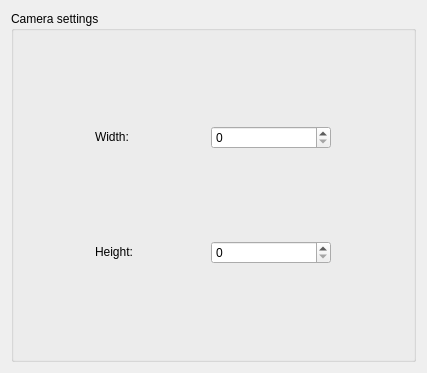
Above: src/gui/QTRehaZenterGUI_Preferences.ui from tolgasaglik/rehabilitation_framework before the change. Below: the same form after it.
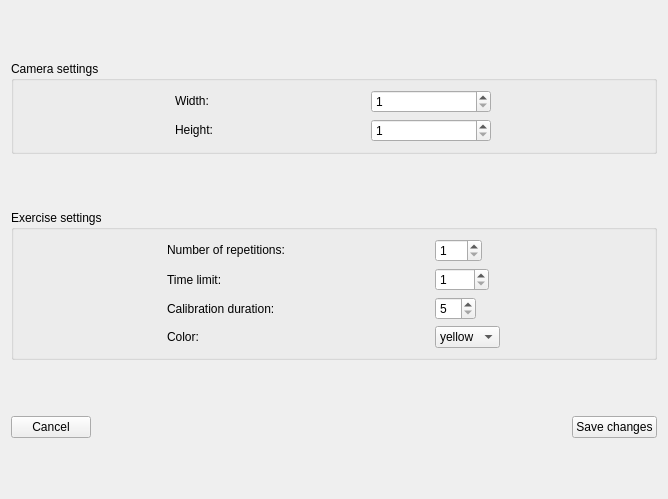
That is the form after the change.

Commit message: Added preferences widget to GUI, fixed some threading and shutdown bugs

```diff
--- a/src/gui/QTRehaZenterGUI_Preferences.ui
+++ b/src/gui/QTRehaZenterGUI_Preferences.ui
@@ -6,16 +6,165 @@
    <rect>
     <x>0</x>
     <y>0</y>
-    <width>427</width>
-    <height>373</height>
+    <width>668</width>
+    <height>499</height>
    </rect>
   </property>
+  <property name="sizePolicy">
+   <sizepolicy hsizetype="Fixed" vsizetype="Fixed">
+    <horstretch>0</horstretch>
+    <verstretch>0</verstretch>
+   </sizepolicy>
+  </property>
+  <property name="minimumSize">
+   <size>
+    <width>668</width>
+    <height>499</height>
+   </size>
+  </property>
+  <property name="maximumSize">
+   <size>
+    <width>668</width>
+    <height>499</height>
+   </size>
+  </property>
   <property name="windowTitle">
    <string>Preferences</string>
   </property>
   <layout class="QGridLayout" name="gridLayout">
-   <item row="0" column="0">
+   <item row="2" column="0" colspan="3">
+    <widget class="QGroupBox" name="grpExerciseSettings">
+     <property name="sizePolicy">
+      <sizepolicy hsizetype="Preferred" vsizetype="Maximum">
+       <horstretch>0</horstretch>
+       <verstretch>0</verstretch>
+      </sizepolicy>
+     </property>
+     <property name="title">
+      <string>Exercise settings</string>
+     </property>
+     <layout class="QGridLayout" name="gridLayout_3">
+      <item row="6" column="1">
+       <widget class="QComboBox" name="cmbColor">
+        <property name="sizePolicy">
+         <sizepolicy hsizetype="Maximum" vsizetype="Fixed">
+          <horstretch>0</horstretch>
+          <verstretch>0</verstretch>
+         </sizepolicy>
+        </property>
+        <property name="layoutDirection">
+         <enum>Qt::LeftToRight</enum>
+        </property>
+        <item>
+         <property name="text">
+          <string>yellow</string>
+         </property>
+        </item>
+        <item>
+         <property name="text">
+          <string>blue</string>
+         </property>
+        </item>
+        <item>
+         <property name="text">
+          <string>black</string>
+         </property>
+        </item>
+       </widget>
+      </item>
+      <item row="4" column="0">
+       <widget class="QLabel" name="lblTimeLimit">
+        <property name="text">
+         <string>Time limit:</string>
+        </property>
+       </widget>
+      </item>
+      <item row="6" column="0">
+       <widget class="QLabel" name="lblColor">
+        <property name="text">
+         <string>Color:</string>
+        </property>
+       </widget>
+      </item>
+      <item row="4" column="1">
+       <widget class="QSpinBox" name="spnTimeLimit">
+        <property name="sizePolicy">
+         <sizepolicy hsizetype="Maximum" vsizetype="Fixed">
+          <horstretch>0</horstretch>
+          <verstretch>0</verstretch>
+         </sizepolicy>
+        </property>
+        <property name="minimum">
+         <number>1</number>
+        </property>
+        <property name="maximum">
+         <number>7200</number>
+        </property>
+       </widget>
+      </item>
+      <item row="0" column="1">
+       <widget class="QSpinBox" name="spnNbrRepetitions">
+        <property name="sizePolicy">
+         <sizepolicy hsizetype="Maximum" vsizetype="Fixed">
+          <horstretch>0</horstretch>
+          <verstretch>0</verstretch>
+         </sizepolicy>
+        </property>
+        <property name="minimum">
+         <number>1</number>
+        </property>
+        <property name="maximum">
+         <number>100</number>
+        </property>
+       </widget>
+      </item>
+      <item row="0" column="0">
+       <widget class="QLabel" name="lblNbrRepetitions">
+        <property name="sizePolicy">
+         <sizepolicy hsizetype="Maximum" vsizetype="Maximum">
+          <horstretch>0</horstretch>
+          <verstretch>0</verstretch>
+         </sizepolicy>
+        </property>
+        <property name="text">
+         <string>Number of repetitions:</string>
+        </property>
+       </widget>
+      </item>
+      <item row="5" column="0">
+       <widget class="QLabel" name="lblCalibDuration">
+        <property name="text">
+         <string>Calibration duration:</string>
+        </property>
+       </widget>
+      </item>
+      <item row="5" column="1">
+       <widget class="QSpinBox" name="spnCalibDuration">
+        <property name="sizePolicy">
+         <sizepolicy hsizetype="Maximum" vsizetype="Fixed">
+          <horstretch>0</horstretch>
+          <verstretch>0</verstretch>
+         </sizepolicy>
+        </property>
+        <property name="minimum">
+         <number>5</number>
+        </property>
+        <property name="maximum">
+         <number>30</number>
+        </property>
+       </widget>
+      </item>
+     </layout>
+    </widget>
+   </item>
+   <item row="0" column="0" colspan="3">
     <widget class="QGroupBox" name="grpCameraSettings">
+     <property name="sizePolicy">
+      <sizepolicy hsizetype="Preferred" vsizetype="Maximum">
+       <horstretch>0</horstretch>
+       <verstretch>0</verstretch>
+      </sizepolicy>
+     </property>
      <property name="title">
       <string>Camera settings</string>
      </property>
@@ -23,6 +172,51 @@
       <bool>false</bool>
      </property>
      <layout class="QGridLayout" name="gridLayout_2">
+      <item row="2" column="1">
+       <widget class="QSpinBox" name="spnHeight">
+        <property name="maximumSize">
+         <size>
+          <width>120</width>
+          <height>40</height>
+         </size>
+        </property>
+        <property name="minimum">
+         <number>1</number>
+        </property>
+        <property name="maximum">
+         <number>1080</number>
+        </property>
+       </widget>
+      </item>
+      <item row="0" column="1">
+       <widget class="QSpinBox" name="spnWidth">
+        <property name="maximumSize">
+         <size>
+          <width>120</width>
+          <height>40</height>
+         </size>
+        </property>
+        <property name="minimum">
+         <number>1</number>
+        </property>
+        <property name="maximum">
+         <number>1920</number>
+        </property>
+       </widget>
+      </item>
+      <item row="0" column="0">
+       <widget class="QLabel" name="lblWidth">
+        <property name="sizePolicy">
+         <sizepolicy hsizetype="Maximum" vsizetype="Maximum">
+          <horstretch>0</horstretch>
+          <verstretch>0</verstretch>
+         </sizepolicy>
+        </property>
+        <property name="text">
+         <string>Width:</string>
+        </property>
+       </widget>
+      </item>
       <item row="2" column="0">
        <widget class="QLabel" name="lblHeight">
         <property name="sizePolicy">
@@ -36,42 +230,41 @@
         </property>
        </widget>
       </item>
-      <item row="0" column="0">
-       <widget class="QLabel" name="lblWidth">
-        <property name="sizePolicy">
-         <sizepolicy hsizetype="Maximum" vsizetype="Maximum">
-          <horstretch>0</horstretch>
-          <verstretch>0</verstretch>
-         </sizepolicy>
-        </property>
-        <property name="text">
-         <string>Width:</string>
-        </property>
-       </widget>
-      </item>
-      <item row="0" column="1">
-       <widget class="QSpinBox" name="spnWidth">
-        <property name="maximumSize">
-         <size>
-          <width>120</width>
-          <height>40</height>
-         </size>
-        </property>
-       </widget>
-      </item>
-      <item row="2" column="1">
-       <widget class="QSpinBox" name="spnHeight">
-        <property name="maximumSize">
-         <size>
-          <width>120</width>
-          <height>40</height>
-         </size>
-        </property>
-       </widget>
-      </item>
      </layout>
     </widget>
    </item>
+   <item row="3" column="0">
+    <widget class="QPushButton" name="btnCancel">
+     <property name="sizePolicy">
+      <sizepolicy hsizetype="Maximum" vsizetype="Fixed">
+       <horstretch>0</horstretch>
+       <verstretch>0</verstretch>
+      </sizepolicy>
+     </property>
+     <property name="layoutDirection">
+      <enum>Qt::LeftToRight</enum>
+     </property>
+     <property name="text">
+      <string>Cancel</string>
+     </property>
+    </widget>
+   </item>
+   <item row="3" column="2">
+    <widget class="QPushButton" name="btnSaveChanges">
+     <property name="sizePolicy">
+      <sizepolicy hsizetype="Maximum" vsizetype="Fixed">
+       <horstretch>0</horstretch>
+       <verstretch>0</verstretch>
+      </sizepolicy>
+     </property>
+     <property name="layoutDirection">
+      <enum>Qt::RightToLeft</enum>
+     </property>
+     <property name="text">
+      <string>Save changes</string>
+     </property>
+    </widget>
+   </item>
   </layout>
  </widget>
  <resources/>
```
The commit also changes 5 other files.
